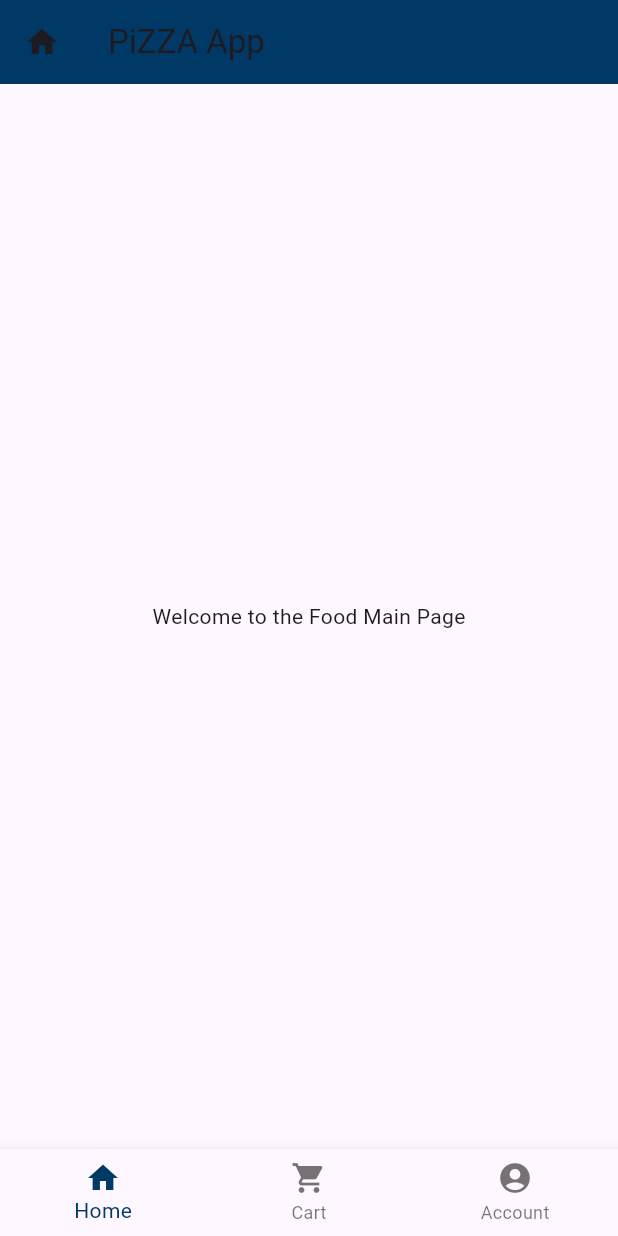
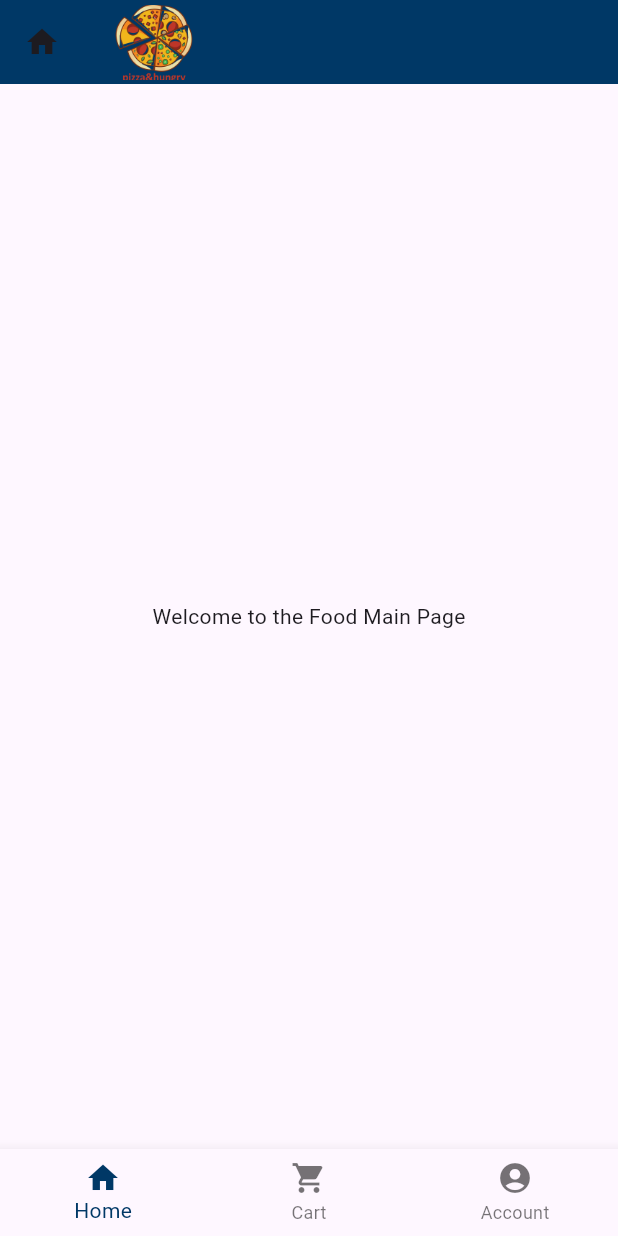
Before and after one commit to Vishal-NodeServer/Pizza-app, a Flutter app: the screen it shows after launch, after a tap on "Log In", on a phone screen of 412 x 824 dp. Run offline on Flutter 3.47's test engine with Material 3 defaults, Android fonts, the light colour scheme and no system bars.

Commit message:
By jayveer

```diff
--- a/lib/main.dart
+++ b/lib/main.dart
@@ -20,7 +20,7 @@ class MyApp extends StatelessWidget {
   Widget build(BuildContext context) {
     return const MaterialApp(
       debugShowCheckedModeBanner: false,
-      title: "Pizza App",
+      title: "Pizza&Hungry",
 
       home: SplashScreen(), // SplashScreen will handle navigation to LoginPage
     );
--- a/lib/screens/main/nav_pages/home/home_page.dart
+++ b/lib/screens/main/nav_pages/home/home_page.dart
@@ -9,7 +9,12 @@ class HomePage extends StatelessWidget {
   Widget build(BuildContext context) {
     return Scaffold(
       appBar: AppBar(
-        title: Text('PiZZA App'),
+        title: Image.asset(
+          'assets/loggo.png',
+          height: 50,
+          width: 60,
+          fit: BoxFit.cover,
+        ),
         backgroundColor: Color.fromARGB(255, 0, 56, 102),
         leading: IconButton(
           onPressed: () {
--- a/lib/screens/splash/splash_screen.dart
+++ b/lib/screens/splash/splash_screen.dart
@@ -27,9 +27,9 @@ class _SplashScreenState extends State<SplashScreen> {
       backgroundColor: const Color.fromARGB(255, 0, 56, 102),
       body: Center(
         child: Image.asset(
-          "assets/pizza_logo.png",
-          width: 150.0, // Adjust this value as needed
-          height: 150.0, // Adjust this value as needed
+          "assets/splashclip.png",
+          width: 250.0, // Adjust this value as needed
+          height: 250.0, // Adjust this value as needed
         ),
       ),
     );
--- a/pubspec.yaml
+++ b/pubspec.yaml
@@ -172,3 +172,6 @@ flutter:
     - assets/visa.png
     - assets/word_app_logo.png
     - assets/word_app_logo_food.svg
+    - assets/logoclip.png
+    - assets/splashclip.png
+    - assets/loggo.png
```
Also changed, not shown: assets/loggo.png (added), assets/logoclip.png (added), assets/splashclip.png (added), lib/screens/splash/pizza.png (added), 2 other files.
